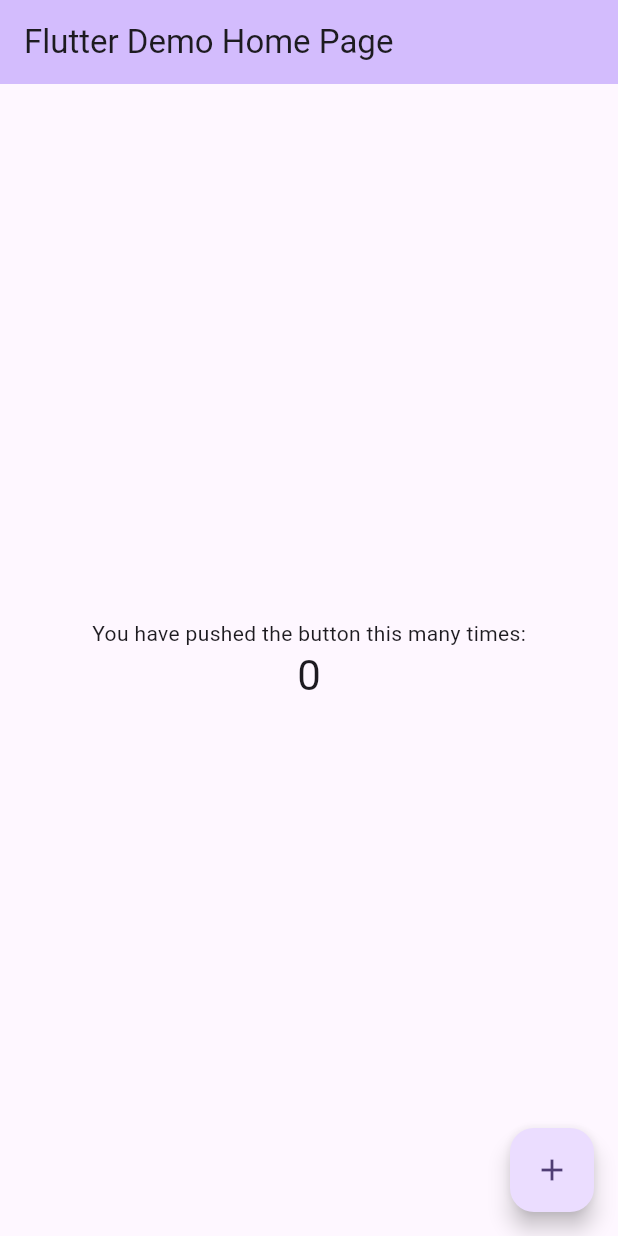
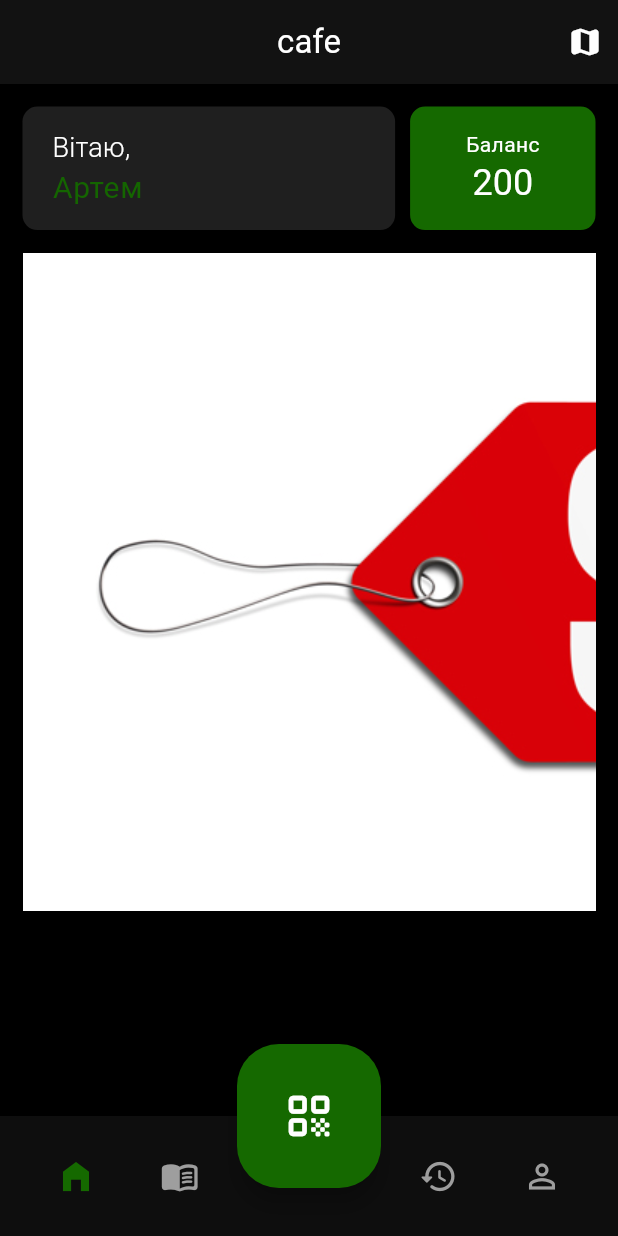
Before and after one commit to artemhula/restaurant_app, a Flutter app: the screen it shows after launch, on a phone screen of 412 x 824 dp. Run offline on Flutter 3.47's test engine with Material 3 defaults, Android fonts, the phone set to English and light mode, and no system bars.

Commit message:
Initial commit

```diff
--- /dev/null
+++ b/lib/barcode_screen.dart
@@ -0,0 +1,10 @@
+import 'package:flutter/material.dart';
+
+class BarcodeScreen extends StatelessWidget {
+  const BarcodeScreen({super.key});
+
+  @override
+  Widget build(BuildContext context) {
+    return const Center(child: Text('Штрихкод'));
+  }
+}
--- /dev/null
+++ b/lib/history_screen.dart
@@ -0,0 +1,10 @@
+import 'package:flutter/material.dart';
+
+class HistoryScreen extends StatelessWidget {
+  const HistoryScreen({super.key});
+
+  @override
+  Widget build(BuildContext context) {
+    return const Center(child: Text('Історія'));
+  }
+}
--- /dev/null
+++ b/lib/home_screen.dart
@@ -0,0 +1,97 @@
+import 'package:flutter/material.dart';
+import 'package:restaurant/barcode_screen.dart';
+import 'package:restaurant/history_screen.dart';
+import 'package:restaurant/main_screen.dart';
+import 'package:restaurant/menu_screen.dart';
+import 'package:restaurant/other_screen.dart';
+
+class HomeScreen extends StatefulWidget {
+  const HomeScreen({super.key});
+
+  @override
+  State<HomeScreen> createState() => _HomeScreenState();
+}
+
+class _HomeScreenState extends State<HomeScreen> {
+  final _pageController = PageController();
+  int _currentIndex = 0;
+  @override
+  Widget build(BuildContext context) {
+    return Scaffold(
+      floatingActionButtonLocation: FloatingActionButtonLocation.centerDocked,
+      floatingActionButton: FloatingActionButton.large(
+        onPressed: () {
+          setState(() {
+            _currentIndex = 2;
+          });
+          _pageController.jumpToPage(2);
+        },
+        child: Icon(_icons[2]),
+      ),
+      bottomNavigationBar: BottomAppBar(
+          child: Row(
+        mainAxisAlignment: MainAxisAlignment.spaceBetween,
+        children: [
+          Expanded(
+            child: Row(
+              mainAxisAlignment: MainAxisAlignment.spaceAround,
+              children: [
+                _buildTabIcon(0),
+                _buildTabIcon(1),
+              ],
+            ),
+          ),
+          SizedBox(width: MediaQuery.of(context).size.width * 0.25),
+          Expanded(
+            child: Row(
+              mainAxisAlignment: MainAxisAlignment.spaceAround,
+              children: [
+                _buildTabIcon(3),
+                _buildTabIcon(4),
+              ],
+            ),
+          ),
+        ],
+      )),
+      body: PageView(
+        physics: const NeverScrollableScrollPhysics(),
+        controller: _pageController,
+        children: _screens,
+      ),
+    );
+  }
+
+  _buildTabIcon(int index) {
+    return IconButton(
+      icon: Icon(
+        _icons[index],
+        size: 26,
+      ),
+      color: index == _currentIndex
+          ? Theme.of(context).colorScheme.primary
+          : Theme.of(context).colorScheme.tertiary,
+      onPressed: () {
+        setState(() {
+          _currentIndex = index;
+        });
+        _pageController.jumpToPage(index);
+      },
+    );
+  }
+
+  List<IconData> _icons = [
+    Icons.home_filled,
+    Icons.menu_book_rounded,
+    Icons.qr_code_rounded,
+    Icons.history_rounded,
+    Icons.person_outline_sharp,
+  ];
+
+  List<Widget> _screens = [
+    MainScreen(),
+    MenuScreen(),
+    BarcodeScreen(),
+    HistoryScreen(),
+    OtherScreen(),
+  ];
+}
--- a/lib/main.dart
+++ b/lib/main.dart
@@ -1,4 +1,6 @@
 import 'package:flutter/material.dart';
+
+import 'home_screen.dart';
 
 void main() {
   runApp(const MyApp());
@@ -7,119 +9,35 @@
 class MyApp extends StatelessWidget {
   const MyApp({super.key});
 
-  // This widget is the root of your application.
   @override
   Widget build(BuildContext context) {
     return MaterialApp(
-      title: 'Flutter Demo',
       theme: ThemeData(
-        // This is the theme of your application.
-        //
-        // TRY THIS: Try running your application with "flutter run". You'll see
-        // the application has a purple toolbar. Then, without quitting the app,
-        // try changing the seedColor in the colorScheme below to Colors.green
-        // and then invoke "hot reload" (save your changes or press the "hot
-        // reload" button in a Flutter-supported IDE, or press "r" if you used
-        // the command line to start the app).
-        //
-        // Notice that the counter didn't reset back to zero; the application
-        // state is not lost during the reload. To reset the state, use hot
-        // restart instead.
-        //
-        // This works for code too, not just values: Most code changes can be
-        // tested with just a hot reload.
-        colorScheme: ColorScheme.fromSeed(seedColor: Colors.deepPurple),
-        useMaterial3: true,
-      ),
-      home: const MyHomePage(title: 'Flutter Demo Home Page'),
+          textTheme: const TextTheme(
+            labelLarge: TextStyle(
+              fontSize: 18,
+              fontWeight: FontWeight.w300,
+            ),
+            labelMedium: TextStyle(
+              fontSize: 20,
+              fontWeight: FontWeight.w400,
+              color: Color.fromARGB(255, 20, 101, 0),
+            ),
+          ),
+          scaffoldBackgroundColor: Colors.black,
+          floatingActionButtonTheme: const FloatingActionButtonThemeData(
+            backgroundColor: Color.fromARGB(255, 21, 105, 0),
+            foregroundColor: Colors.white,
+          ),
+          colorScheme: const ColorScheme.dark(
+              primary: Color.fromARGB(255, 21, 105, 0),
+              secondary: Colors.white12,
+              tertiary: Colors.grey),
+          bottomAppBarTheme: const BottomAppBarTheme(
+            color: Color.fromARGB(255, 14, 14, 14),
+          )),
+      home: const HomeScreen(),
+      debugShowCheckedModeBanner: false,
     );
   }
 }
-
-class MyHomePage extends StatefulWidget {
-  const MyHomePage({super.key, required this.title});
-
-  // This widget is the home page of your application. It is stateful, meaning
-  // that it has a State object (defined below) that contains fields that affect
-  // how it looks.
-
-  // This class is the configuration for the state. It holds the values (in this
-  // case the title) provided by the parent (in this case the App widget) and
-  // used by the build method of the State. Fields in a Widget subclass are
-  // always marked "final".
-
-  final String title;
-
-  @override
-  State<MyHomePage> createState() => _MyHomePageState();
-}
-
-class _MyHomePageState extends State<MyHomePage> {
-  int _counter = 0;
-
-  void _incrementCounter() {
-    setState(() {
-      // This call to setState tells the Flutter framework that something has
-      // changed in this State, which causes it to rerun the build method below
-      // so that the display can reflect the updated values. If we changed
-      // _counter without calling setState(), then the build method would not be
-      // called again, and so nothing would appear to happen.
-      _counter++;
-    });
-  }
-
-  @override
-  Widget build(BuildContext context) {
-    // This method is rerun every time setState is called, for instance as done
-    // by the _incrementCounter method above.
-    //
-    // The Flutter framework has been optimized to make rerunning build methods
-    // fast, so that you can just rebuild anything that needs updating rather
-    // than having to individually change instances of widgets.
-    return Scaffold(
-      appBar: AppBar(
-        // TRY THIS: Try changing the color here to a specific color (to
-        // Colors.amber, perhaps?) and trigger a hot reload to see the AppBar
-        // change color while the other colors stay the same.
-        backgroundColor: Theme.of(context).colorScheme.inversePrimary,
-        // Here we take the value from the MyHomePage object that was created by
-        // the App.build method, and use it to set our appbar title.
-        title: Text(widget.title),
-      ),
-      body: Center(
-        // Center is a layout widget. It takes a single child and positions it
-        // in the middle of the parent.
-        child: Column(
-          // Column is also a layout widget. It takes a list of children and
-          // arranges them vertically. By default, it sizes itself to fit its
-          // children horizontally, and tries to be as tall as its parent.
-          //
-          // Column has various properties to control how it sizes itself and
-          // how it positions its children. Here we use mainAxisAlignment to
-          // center the children vertically; the main axis here is the vertical
-          // axis because Columns are vertical (the cross axis would be
-          // horizontal).
-          //
-          // TRY THIS: Invoke "debug painting" (choose the "Toggle Debug Paint"
-          // action in the IDE, or press "p" in the console), to see the
-          // wireframe for each widget.
-          mainAxisAlignment: MainAxisAlignment.center,
-          children: <Widget>[
-            const Text(
-              'You have pushed the button this many times:',
-            ),
-            Text(
-              '$_counter',
-              style: Theme.of(context).textTheme.headlineMedium,
-            ),
-          ],
-        ),
-      ),
-      floatingActionButton: FloatingActionButton(
-        onPressed: _incrementCounter,
-        tooltip: 'Increment',
-        child: const Icon(Icons.add),
-      ), // This trailing comma makes auto-formatting nicer for build methods.
-    );
-  }
-}
--- /dev/null
+++ b/lib/main_screen.dart
@@ -0,0 +1,91 @@
+import 'package:flutter/material.dart';
+
+class MainScreen extends StatelessWidget {
+  const MainScreen({super.key});
+
+  @override
+  Widget build(BuildContext context) {
+    return SafeArea(
+      child: SingleChildScrollView(
+        child: Column(
+          children: [
+            AppBar(
+              title: const Text('cafe'),
+              centerTitle: true,
+              actions: const [
+                Padding(
+                  padding: EdgeInsets.all(10),
+                  child: Icon(Icons.map_rounded),
+                )
+              ],
+            ),
+            Padding(
+              padding: const EdgeInsets.all(15),
+              child: Column(
+                children: [
+                  Row(
+                    mainAxisAlignment: MainAxisAlignment.spaceBetween,
+                    children: [
+                      Expanded(
+                        child: Container(
+                          padding: const EdgeInsets.only(left: 20),
+                          decoration: BoxDecoration(
+                            color: Theme.of(context).colorScheme.secondary,
+                            borderRadius: BorderRadius.circular(10),
+                          ),
+                          width: MediaQuery.of(context).size.width * 0.55,
+                          height: MediaQuery.of(context).size.height * 0.1,
+                          child: Column(
+                            mainAxisAlignment: MainAxisAlignment.center,
+                            crossAxisAlignment: CrossAxisAlignment.start,
+                            children: [
+                              Text(
+                                'Вітаю,',
+                                style: Theme.of(context).textTheme.labelLarge,
+                              ),
+                              Text(
+                                'Артем',
+                                style: Theme.of(context).textTheme.labelMedium,
+                              ),
+                            ],
+                          ),
+                        ),
+                      ),
+                      const SizedBox(width: 10),
+                      Container(
+                        alignment: Alignment.center,
+                        decoration: BoxDecoration(
+                          color: Theme.of(context).colorScheme.primary,
+                          borderRadius: BorderRadius.circular(10),
+                        ),
+                        width: MediaQuery.of(context).size.width * 0.3,
+                        height: MediaQuery.of(context).size.height * 0.1,
+                        child: Column(
+                          mainAxisAlignment: MainAxisAlignment.center,
+                          children: [
+                            Text('Баланс'),
+                            Text(
+                              '200',
+                              style: Theme.of(context).textTheme.headlineSmall,
+                            ),
+                          ],
+                        ),
+                      ),
+                    ],
+                  ),
+                  const SizedBox(height: 15,),
+                  SingleChildScrollView(
+                    scrollDirection: Axis.horizontal,
+                    child: Row(
+                      children: [Image.asset('assets/SALE.jpg')],
+                    ),
+                  )
+                ],
+              ),
+            ),
+          ],
+        ),
+      ),
+    );
+  }
+}
--- /dev/null
+++ b/lib/menu_screen.dart
@@ -0,0 +1,10 @@
+import 'package:flutter/material.dart';
+
+class MenuScreen extends StatelessWidget {
+  const MenuScreen({super.key});
+
+  @override
+  Widget build(BuildContext context) {
+    return const Center(child: Text('Меню'));
+  }
+}
--- /dev/null
+++ b/lib/other_screen.dart
@@ -0,0 +1,10 @@
+import 'package:flutter/material.dart';
+
+class OtherScreen extends StatelessWidget {
+  const OtherScreen({super.key});
+
+  @override
+  Widget build(BuildContext context) {
+    return const Center(child: Text('Інше'));
+  }
+}
--- a/pubspec.yaml
+++ b/pubspec.yaml
@@ -35,6 +35,7 @@ dependencies:
   # The following adds the Cupertino Icons font to your application.
   # Use with the CupertinoIcons class for iOS style icons.
   cupertino_icons: ^1.0.2
+  persistent_bottom_nav_bar_v2: ^4.2.8
 
 dev_dependencies:
   flutter_test:
@@ -59,9 +60,8 @@ flutter:
   uses-material-design: true
 
   # To add assets to your application, add an assets section, like this:
-  # assets:
-  #   - images/a_dot_burr.jpeg
-  #   - images/a_dot_ham.jpeg
+  assets:
+    - assets/
 
   # An image asset can refer to one or more resolution-specific "variants", see
   # https://flutter.dev/assets-and-images/#resolution-aware
```
Also changed, not shown: assets/SALE.jpg (added), assets/images.jpg (added), pubspec.lock.
